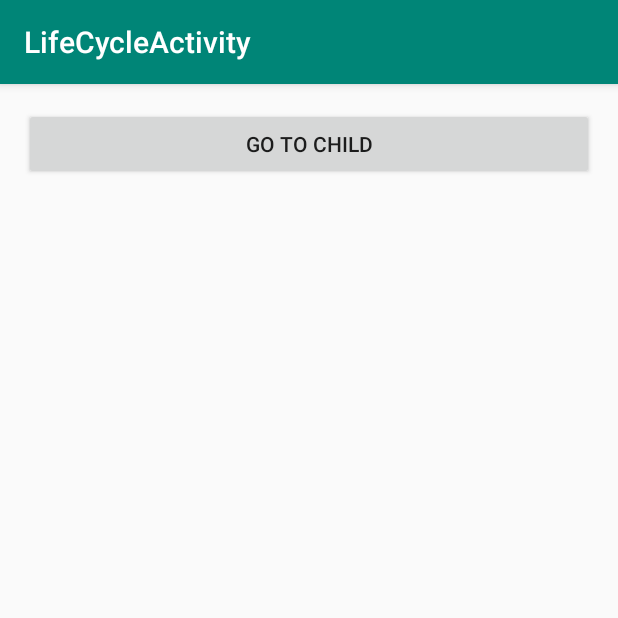
After one commit to peace710/AJLife, an Android app: the LifeCycleActivity screen opened directly, with no data from a screen before it, on a phone screen of 412 x 824 dp, the top half of it. The commit adds this screen. Run offline under Robolectric (Android 15) with nearby library versions, the phone set to English and light mode, and no system bars.

Commit message:
jetpack lifecycle

```diff
--- a/ALifeJetpack/build.gradle
+++ b/ALifeJetpack/build.gradle
@@ -37,5 +37,6 @@ dependencies {
     androidTestImplementation 'androidx.test.espresso:espresso-core:3.2.0'
     implementation 'androidx.lifecycle:lifecycle-extensions:2.2.0'
     implementation project(path: ':ALifeLib')
+    implementation 'org.jetbrains:annotations-java5:15.0'
 
 }
--- /dev/null
+++ b/ALifeJetpack/src/main/java/me/peace/jetpack/lifecycle/AbstractLifecycleObserver.java
@@ -0,0 +1,31 @@
+package me.peace.jetpack.lifecycle;
+
+import org.jetbrains.annotations.NotNull;
+
+import androidx.lifecycle.Lifecycle;
+import androidx.lifecycle.LifecycleObserver;
+import androidx.lifecycle.LifecycleOwner;
+import androidx.lifecycle.OnLifecycleEvent;
+
+public interface AbstractLifecycleObserver extends LifecycleObserver {
+    @OnLifecycleEvent(Lifecycle.Event.ON_CREATE)
+    void onCreate(@NotNull LifecycleOwner lifecycleOwner);
+
+    @OnLifecycleEvent(Lifecycle.Event.ON_START)
+    void onStart(@NotNull LifecycleOwner lifecycleOwner);
+
+    @OnLifecycleEvent(Lifecycle.Event.ON_RESUME)
+    void onResume(@NotNull LifecycleOwner lifecycleOwner);
+
+    @OnLifecycleEvent(Lifecycle.Event.ON_PAUSE)
+    void onPause(@NotNull LifecycleOwner lifecycleOwner);
+
+    @OnLifecycleEvent(Lifecycle.Event.ON_STOP)
+    void onStop(@NotNull LifecycleOwner lifecycleOwner);
+
+    @OnLifecycleEvent(Lifecycle.Event.ON_DESTROY)
+    void onDestroy(@NotNull LifecycleOwner lifecycleOwner);
+
+    @OnLifecycleEvent(Lifecycle.Event.ON_ANY)
+    void onAny(@NotNull LifecycleOwner lifecycleOwner, @NotNull Lifecycle.Event event);
+}
--- /dev/null
+++ b/ALifeJetpack/src/main/java/me/peace/jetpack/lifecycle/BuryingPoint.java
@@ -0,0 +1,43 @@
+package me.peace.jetpack.lifecycle;
+
+import android.util.Log;
+
+public class BuryingPoint implements Command {
+
+    public static BuryingPoint get(){
+        return BuryingPointHolder.instance;
+    }
+
+    private BuryingPoint() {
+    }
+
+    private static class BuryingPointHolder{
+        private static BuryingPoint instance = new BuryingPoint();
+    }
+
+    private BuryingPointCommand command;
+
+    public void init(){
+        command = new BuryingPointCommand();
+    }
+
+    public void destroy(){
+        command = null;
+    }
+
+    @Override
+    public void markLifecycle(String life) {
+        if (command != null){
+            command.markLifecycle(life);
+        }
+    }
+
+    class BuryingPointCommand implements Command{
+        private static final String TAG = "BuryingPointCommand";
+
+        @Override
+        public void markLifecycle(String life) {
+            Log.d(TAG, "markLifecycle() called with: life = [" + life + "]");
+        }
+    }
+}
--- /dev/null
+++ b/ALifeJetpack/src/main/java/me/peace/jetpack/lifecycle/BuryingPointLifecycle.java
@@ -0,0 +1,52 @@
+package me.peace.jetpack.lifecycle;
+
+import android.util.Log;
+
+import org.jetbrains.annotations.NotNull;
+
+import androidx.lifecycle.Lifecycle;
+import androidx.lifecycle.LifecycleOwner;
+
+public class BuryingPointLifecycle implements AbstractLifecycleObserver {
+    private static final String TAG = "BuryingPointLifecycle";
+    private BuryingPoint point;
+
+    @Override
+    public void onCreate(@NotNull LifecycleOwner lifecycleOwner) {
+        point = BuryingPoint.get();
+        point.init();
+        point.markLifecycle("onCreate");
+    }
+
+    @Override
+    public void onStart(@NotNull LifecycleOwner lifecycleOwner) {
+        point.markLifecycle("onStart");
+    }
+
+    @Override
+    public void onResume(@NotNull LifecycleOwner lifecycleOwner) {
+        point.markLifecycle("onResume");
+    }
+
+    @Override
+    public void onPause(@NotNull LifecycleOwner lifecycleOwner) {
+        point.markLifecycle("onPause");
+    }
+
+    @Override
+    public void onStop(@NotNull LifecycleOwner lifecycleOwner) {
+        point.markLifecycle("onStop");
+    }
+
+    @Override
+    public void onDestroy(@NotNull LifecycleOwner lifecycleOwner) {
+        point.markLifecycle("onDestroy");
+        point.destroy();
+    }
+
+    @Override
+    public void onAny(@NotNull LifecycleOwner lifecycleOwner, @NotNull Lifecycle.Event event) {
+        Log.d(TAG, "onAny() called with: lifecycleOwner = [" + lifecycleOwner + "], event = [" + event + "]");
+        point.markLifecycle("onAny");
+    }
+}
--- /dev/null
+++ b/ALifeJetpack/src/main/java/me/peace/jetpack/lifecycle/Command.java
@@ -0,0 +1,5 @@
+package me.peace.jetpack.lifecycle;
+
+public interface Command{
+    public void markLifecycle(String life);
+}
--- /dev/null
+++ b/ALifeJetpack/src/main/java/me/peace/jetpack/lifecycle/LifeCycleActivity.java
@@ -0,0 +1,45 @@
+package me.peace.jetpack.lifecycle;
+
+import android.content.Intent;
+import android.view.View;
+import android.widget.Button;
+
+import me.peace.base.BaseActivity;
+import me.peace.jetpack.R;
+
+public class LifeCycleActivity extends BaseActivity {
+    private BuryingPointLifecycle lifecycle;
+    private Button go;
+
+    @Override
+    protected int offerContentViewId() {
+        return R.layout.activity_life_cycle_main;
+    }
+
+    @Override
+    protected void init() {
+        lifecycle = new BuryingPointLifecycle();
+        getLifecycle().addObserver(lifecycle);
+    }
+
+    @Override
+    protected void initView() {
+        go = findViewById(R.id.go);
+    }
+
+    @Override
+    protected void initListener() {
+        go.setOnClickListener(new View.OnClickListener() {
+            @Override
+            public void onClick(View v) {
+                startActivity(new Intent(LifeCycleActivity.this,LifeCycleChildActivity.class));
+            }
+        });
+    }
+
+    @Override
+    protected void onDestroy() {
+        super.onDestroy();
+        getLifecycle().removeObserver(lifecycle);
+    }
+}
--- /dev/null
+++ b/ALifeJetpack/src/main/res/layout/activity_life_cycle_main.xml
@@ -0,0 +1,18 @@
+<?xml version="1.0" encoding="utf-8"?>
+<androidx.constraintlayout.widget.ConstraintLayout
+    xmlns:android="http://schemas.android.com/apk/res/android"
+    android:layout_width="match_parent"
+    android:layout_height="match_parent"
+    xmlns:app="http://schemas.android.com/apk/res-auto"
+    android:layout_margin="@dimen/activity_margin">
+
+    <Button
+        android:layout_width="0dp"
+        android:layout_height="wrap_content"
+        android:id="@+id/go"
+        app:layout_constraintTop_toTopOf="parent"
+        app:layout_constraintStart_toStartOf="parent"
+        app:layout_constraintEnd_toEndOf="parent"
+        android:text="@string/lifecycle_child"
+        />
+</androidx.constraintlayout.widget.ConstraintLayout>
--- a/ALifeJetpack/src/main/res/values/strings.xml
+++ b/ALifeJetpack/src/main/res/values/strings.xml
@@ -9,4 +9,8 @@
     <string name="set_value_main">set_value_2_main</string>
     <string name="post_value_main">post_value_2_main</string>
     <string name="go_2_child">go to child</string>
+    <string name="lifecycle_child">go to child</string>
+    <string name="increment">increment</string>
+    <string name="common">common:</string>
+    <string name="view_model">view_model:</string>
 </resources>
--- a/app/src/main/java/me/peace/app/activity/RootActivity.java
+++ b/app/src/main/java/me/peace/app/activity/RootActivity.java
@@ -15,13 +15,15 @@ import me.peace.app.adapter.StringAdapter;
 import me.peace.base.BaseActivity;
 import me.peace.hook.activity.HookActivity;
 import me.peace.hook.activity.HookClickActivity;
+import me.peace.jetpack.lifecycle.LifeCycleActivity;
 import me.peace.jetpack.livedata.LiveDataMainActivity;
 import me.peace.jetpack.livedata.ext.LiveDataExtMainActivity;
 
 public class RootActivity extends BaseActivity {
 
     private Class[] targetClass = new Class[]{ HookClickActivity.class , HookActivity.class,
-        LiveDataMainActivity.class, LiveDataExtMainActivity.class};
+        LiveDataMainActivity.class, LiveDataExtMainActivity.class, LifeCycleActivity.class,
+        ViewModelActivity.class};
 
     private RecyclerView root;
     private List<String> list;
--- a/app/src/main/res/values/arrays.xml
+++ b/app/src/main/res/values/arrays.xml
@@ -5,5 +5,7 @@
         <item>Hook Start Activity</item>
         <item>Jetpack LiveData</item>
         <item>Jetpack LiveData Ext</item>
+        <item>Jetpack LifeCycle</item>
+        <item>Jetpack ViewModel</item>
     </string-array>
 </resources>
```
Also changed, not shown: ALifeJetpack/src/main/AndroidManifest.xml (+8 -0 lines), ALifeJetpack/src/main/java/me/peace/jetpack/lifecycle/LifeCycleChildActivity.java (added, +26 -0 lines), ALifeJetpack/src/main/res/layout/activity_life_cycle_child.xml (added, +9 -0 lines).
